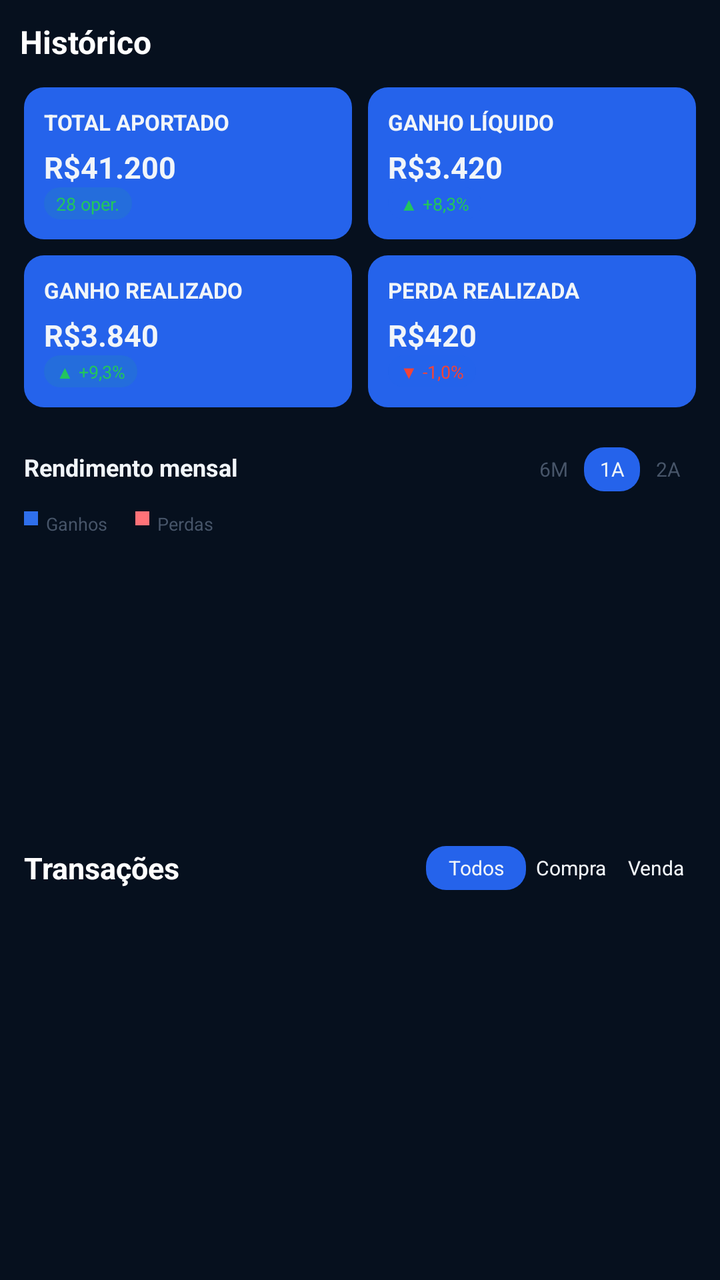
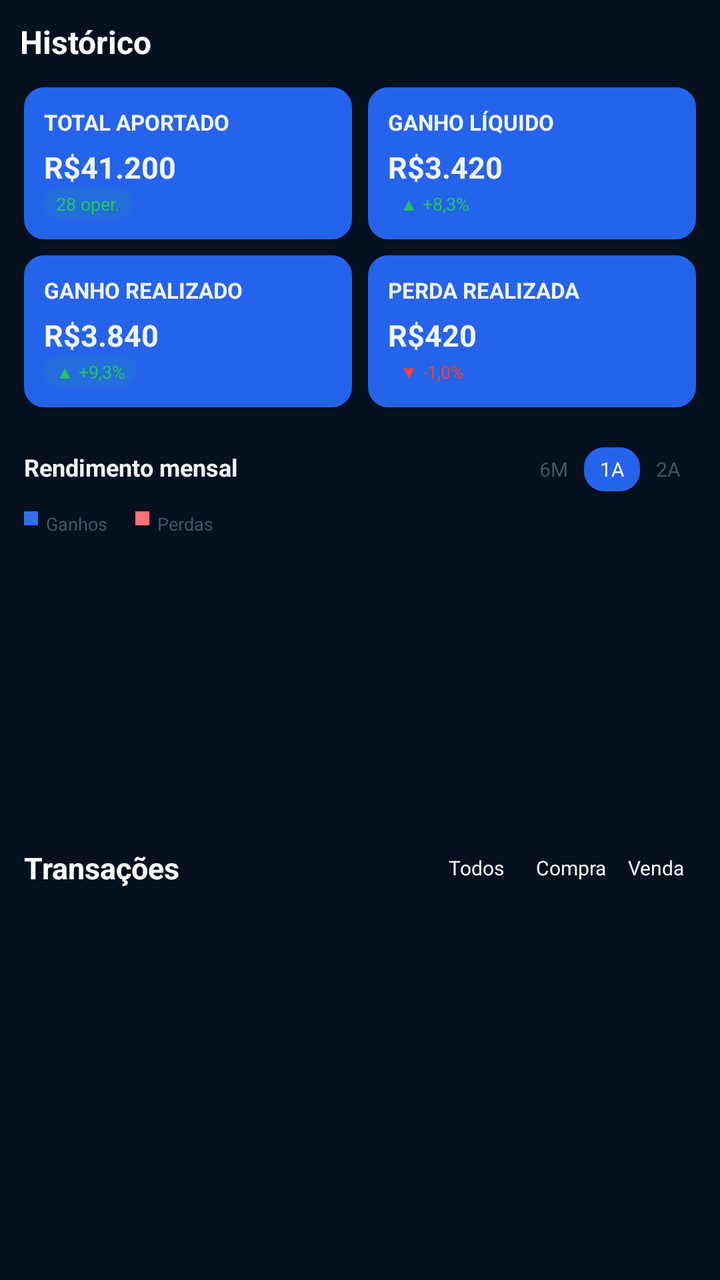

The first picture is an Android layout as it rendered before a commit; the second is the same layout after the commit. The layout source and the unified diff follow.
<!-- AndroidManifest.xml: application theme Theme.AccurancyMobileApp -->
<!-- res/layout/fragment_historic.xml -->
<?xml version="1.0" encoding="utf-8"?>
<FrameLayout
    xmlns:android="http://schemas.android.com/apk/res/android"
    xmlns:tools="http://schemas.android.com/tools"
    xmlns:app="http://schemas.android.com/apk/res-auto"
    android:layout_width="match_parent"
    android:layout_height="match_parent"
    android:background="@color/bg_deep"
    tools:context=".fragments.HistoricFragment">

    <androidx.core.widget.NestedScrollView
        android:layout_width="match_parent"
        android:layout_height="match_parent"
        android:fillViewport="true"
        android:scrollbars="none">

        <LinearLayout
            android:layout_width="match_parent"
            android:layout_height="wrap_content"
            android:orientation="vertical"
            android:paddingBottom="24dp">


            

            <LinearLayout
                android:layout_width="match_parent"
                android:layout_height="wrap_content"
                android:gravity="center_vertical"
                android:orientation="horizontal"
                android:layout_marginTop="10dp">

                <TextView
                    android:layout_width="0dp"
                    android:layout_height="wrap_content"
                    android:layout_marginStart="10dp"
                    android:layout_weight="1"
                    android:text="Histórico"
                    android:textColor="#FFFFFF"
                    android:textSize="16sp"
                    android:textStyle="bold" />

            </LinearLayout>


            

            <LinearLayout
                android:layout_width="match_parent"
                android:layout_height="wrap_content"
                android:layout_marginTop="12dp"
                android:orientation="horizontal"
                android:layout_marginHorizontal="12dp">

                
                <LinearLayout
                    android:layout_width="0dp"
                    android:layout_height="76dp"
                    android:layout_marginEnd="4dp"
                    android:layout_weight="1"
                    android:background="@drawable/bg_btn_primary"
                    android:orientation="vertical"
                    android:padding="10dp">

                    <TextView
                        android:layout_width="wrap_content"
                        android:layout_height="wrap_content"
                        android:text="TOTAL APORTADO"
                        android:textColor="@color/text_primary"
                        android:textSize="11sp"
                        android:textStyle="bold" />

                    <TextView
                        android:layout_width="wrap_content"
                        android:layout_height="wrap_content"
                        android:layout_marginTop="5dp"
                        android:text="R$41.200"
                        android:textColor="@color/text_primary"
                        android:textSize="15sp"
                        android:textStyle="bold" />

                    <TextView
                        android:layout_width="wrap_content"
                        android:layout_height="wrap_content"
                        android:background="@drawable/bg_tag_positivo"
                        android:paddingStart="6dp"
                        android:paddingTop="2dp"
                        android:paddingEnd="6dp"
                        android:paddingBottom="2dp"
                        android:text="28 oper."
                        android:textColor="@color/green_positive"
                        android:textSize="9sp" />

                </LinearLayout>

                
                <LinearLayout
                    android:layout_width="0dp"
                    android:layout_height="76dp"
                    android:layout_marginStart="4dp"
                    android:layout_weight="1"
                    android:background="@drawable/bg_btn_primary"
                    android:orientation="vertical"
                    android:padding="10dp">

                    <TextView
                        android:layout_width="wrap_content"
                        android:layout_height="wrap_content"
                        android:text="GANHO LÍQUIDO"
                        android:textColor="@color/text_primary"
                        android:textSize="11sp"
                        android:textStyle="bold" />

                    <TextView
                        android:layout_width="wrap_content"
                        android:layout_height="wrap_content"
                        android:layout_marginTop="5dp"
                        android:text="R$3.420"
                        android:textColor="@color/text_primary"
                        android:textSize="15sp"
                        android:textStyle="bold" />

                    <TextView
                        android:layout_width="wrap_content"
                        android:layout_height="wrap_content"
                        android:background="@drawable/bg_btn_primary"
                        android:paddingStart="6dp"
                        android:paddingTop="2dp"
                        android:paddingEnd="6dp"
                        android:paddingBottom="2dp"
                        android:text="▲ +8,3%"
                        android:textColor="@color/green_positive"
                        android:textSize="9sp" />

                </LinearLayout>

            </LinearLayout>


            

            <LinearLayout
                android:layout_width="match_parent"
                android:layout_height="wrap_content"
                android:layout_marginTop="8dp"
                android:orientation="horizontal"
                android:layout_marginHorizontal="12dp">

                
                <LinearLayout
                    android:layout_width="0dp"
                    android:layout_height="76dp"
                    android:layout_marginEnd="4dp"
                    android:layout_weight="1"
                    android:background="@drawable/bg_btn_primary"
                    android:orientation="vertical"
                    android:padding="10dp">

                    <TextView
                        android:layout_width="wrap_content"
                        android:layout_height="wrap_content"
                        android:text="GANHO REALIZADO"
                        android:textColor="@color/text_primary"
                        android:textSize="11sp"
                        android:textStyle="bold" />

                    <TextView
                        android:layout_width="wrap_content"
                        android:layout_height="wrap_content"
                        android:layout_marginTop="5dp"
                        android:text="R$3.840"
                        android:textColor="@color/text_primary"
                        android:textSize="15sp"
                        android:textStyle="bold" />

                    <TextView
                        android:layout_width="wrap_content"
                        android:layout_height="wrap_content"
                        android:background="@drawable/bg_tag_positivo"
                        android:paddingStart="6dp"
                        android:paddingTop="2dp"
                        android:paddingEnd="6dp"
                        android:paddingBottom="2dp"
                        android:text="▲ +9,3%"
                        android:textColor="@color/green_positive"
                        android:textSize="9sp" />

                </LinearLayout>


                
                <LinearLayout
                    android:layout_width="0dp"
                    android:layout_height="76dp"
                    android:layout_marginStart="4dp"
                    android:layout_weight="1"
                    android:background="@drawable/bg_btn_primary"
                    android:orientation="vertical"
                    android:padding="10dp">

                    <TextView
                        android:layout_width="wrap_content"
                        android:layout_height="wrap_content"
                        android:text="PERDA REALIZADA"
                        android:textColor="@color/text_primary"
                        android:textSize="11sp"
                        android:textStyle="bold" />

                    <TextView
                        android:layout_width="wrap_content"
                        android:layout_height="wrap_content"
                        android:layout_marginTop="5dp"
                        android:text="R$420"
                        android:textColor="@color/text_primary"
                        android:textSize="15sp"
                        android:textStyle="bold" />

                    <TextView
                        android:layout_width="wrap_content"
                        android:layout_height="wrap_content"
                        android:background="@drawable/bg_tag_info"
                        android:paddingStart="6dp"
                        android:paddingTop="2dp"
                        android:paddingEnd="6dp"
                        android:paddingBottom="2dp"
                        android:text="▼ -1,0%"
                        android:textColor="@color/red_negative"
                        android:textSize="9sp" />

                </LinearLayout>

            </LinearLayout>


            

            <LinearLayout
                android:layout_width="match_parent"
                android:layout_height="wrap_content"
                android:layout_marginTop="20dp"
                android:orientation="horizontal"
                android:layout_marginHorizontal="12dp">

                <TextView
                    android:layout_width="0dp"
                    android:layout_height="wrap_content"
                    android:layout_weight="1"
                    android:text="Rendimento mensal"
                    android:textColor="@color/text_primary"
                    android:textSize="12sp"
                    android:textStyle="bold" />

                <TextView
                    android:layout_width="wrap_content"
                    android:layout_height="wrap_content"
                    android:text="6M"
                    android:textColor="@color/text_secondary"
                    android:textSize="10sp" />

                <TextView
                    android:layout_width="28dp"
                    android:layout_height="22dp"
                    android:layout_marginStart="8dp"
                    android:background="@drawable/bg_btn_primary"
                    android:gravity="center"
                    android:text="1A"
                    android:textColor="@color/text_primary"
                    android:textSize="10sp" />

                <TextView
                    android:layout_width="28dp"
                    android:layout_height="22dp"
                    android:gravity="center"
                    android:text="2A"
                    android:textColor="@color/text_secondary"
                    android:textSize="10sp" />

            </LinearLayout>


            
            <LinearLayout
                android:layout_width="match_parent"
                android:layout_height="wrap_content"
                android:layout_marginTop="10dp"
                android:orientation="horizontal"
                android:layout_marginHorizontal="12dp">

                <View
                    android:layout_width="7dp"
                    android:layout_height="7dp"
                    android:background="#2F6FEB" />

                <TextView
                    android:layout_width="wrap_content"
                    android:layout_height="wrap_content"
                    android:layout_marginStart="4dp"
                    android:text="Ganhos"
                    android:textColor="@color/text_secondary"
                    android:textSize="9sp" />

                <View
                    android:layout_width="7dp"
                    android:layout_height="7dp"
                    android:layout_marginStart="14dp"
                    android:background="#FF7278" />

                <TextView
                    android:layout_width="wrap_content"
                    android:layout_height="wrap_content"
                    android:layout_marginStart="4dp"
                    android:text="Perdas"
                    android:textColor="@color/text_secondary"
                    android:textSize="9sp" />

            </LinearLayout>


            
            <FrameLayout
                android:layout_width="match_parent"
                android:layout_height="150dp"
                android:layout_marginTop="5dp" />


            
            <LinearLayout
                android:layout_width="match_parent"
                android:layout_height="wrap_content"
                android:gravity="center_vertical"
                android:orientation="horizontal"
                android:layout_marginHorizontal="12dp">

                <TextView
                    android:layout_width="0dp"
                    android:layout_height="wrap_content"
                    android:layout_weight="1"
                    android:text="Transações"
                    android:textColor="#FFFFFF"
                    android:textSize="15sp"
                    android:textStyle="bold" />

                <TextView
                    android:layout_width="50dp"
                    android:layout_height="22dp"
                    android:background="@drawable/bg_btn_primary"
                    android:gravity="center"
                    android:text="Todos"
                    android:textColor="@color/text_primary"
                    android:textSize="10sp" />

                <TextView
                    android:layout_width="45dp"
                    android:layout_height="22dp"
                    android:gravity="center"
                    android:text="Compra"
                    android:textColor="@color/text_primary"
                    android:textSize="10sp" />

                <TextView
                    android:layout_width="40dp"
                    android:layout_height="22dp"
                    android:gravity="center"
                    android:text="Venda"
                    android:textColor="@color/text_primary"
                    android:textSize="10sp" />

            </LinearLayout>


            <androidx.recyclerview.widget.RecyclerView
                android:id="@+id/recyclerHistorico"
                android:layout_width="match_parent"
                android:layout_height="287dp"
                android:nestedScrollingEnabled="true"
                android:paddingHorizontal="16dp"
                tools:itemCount="8"
                tools:listitem="@layout/item_investiment" />

        </LinearLayout>

    </androidx.core.widget.NestedScrollView>

</FrameLayout>
<!-- res/layout/item_investiment.xml (included above) -->
<?xml version="1.0" encoding="utf-8"?>
<LinearLayout xmlns:android="http://schemas.android.com/apk/res/android"
    android:layout_width="match_parent"
    android:layout_height="wrap_content"
    xmlns:tools="http://schemas.android.com/tools"
    android:orientation="horizontal"
    android:gravity="center_vertical"
    android:background="?attr/selectableItemBackground"
    android:paddingVertical="10dp">

    
    <TextView
        android:id="@+id/txtIconAtivo"
        android:layout_width="44dp"
        android:layout_height="44dp"
        android:layout_marginEnd="12dp"
        android:background="@drawable/bg_icon_circle"
        android:gravity="center"
        android:text="B"
        android:textColor="@android:color/white"
        android:textStyle="bold"
        tools:ignore="HardcodedText" />
    
    <LinearLayout
        android:layout_width="0dp"
        android:layout_height="wrap_content"
        android:layout_weight="1"
        android:orientation="vertical">

        <TextView
            android:id="@+id/txtNomeAtivo"
            android:layout_width="wrap_content"
            android:layout_height="wrap_content"
            android:text="Bitcoin"
            android:textColor="@color/text_primary"
            android:textSize="15sp"
            android:textStyle="bold"/>
        
        <TextView
            android:id="@+id/txtSubtituloAtivo"
            android:layout_width="wrap_content"
            android:layout_height="wrap_content"
            android:text="Qualquer coisa"
            android:layout_marginTop="2dp"
            android:textColor="@color/text_secondary"
            android:textSize="12sp"/>

    </LinearLayout>
    
    <LinearLayout
        android:layout_width="wrap_content"
        android:layout_height="wrap_content"
        android:orientation="vertical"
        android:gravity="end">
        
        <TextView
            android:id="@+id/txtValorAtivo"
            android:layout_width="wrap_content"
            android:layout_height="wrap_content"
            android:text="R$ 99999"
            android:textColor="@color/text_primary"
            android:textSize="15sp"
            android:textStyle="bold"/>

        <TextView
            android:id="@+id/txtVariacaoAtivo"
            android:layout_width="wrap_content"
            android:layout_height="wrap_content"
            android:layout_marginTop="2dp"
            android:text="▲ +18,4%"
            android:textColor="@color/green_positive"
            android:textSize="12sp"
            android:textStyle="bold"/>

    </LinearLayout>
</LinearLayout>
<!-- resources referenced by this layout -->
<resources>
  <color name="bg_deep">#FF06101E</color>
  <color name="green_positive">#22C55E</color>
  <color name="red_negative">#F44336</color>
  <color name="text_primary">#FFF1F5F9</color>
  <color name="text_secondary">#FF475569</color>
  <!-- drawable bg_btn_primary (drawable) -->
  <?xml version="1.0" encoding="utf-8"?>
  <selector xmlns:android="http://schemas.android.com/apk/res/android">
      
      <item android:state_pressed="true">
          <shape android:shape="rectangle">
              <solid android:color="#1D4ED8" />
              <corners android:radius="10dp" />
          </shape>
      </item>
      
      <item>
          <shape android:shape="rectangle">
              <solid android:color="@color/btn_primary" />
              <corners android:radius="10dp" />
          </shape>
      </item>
  </selector>
  <!-- drawable bg_icon_circle (drawable) -->
  <?xml version="1.0" encoding="utf-8"?>
  <shape xmlns:android="http://schemas.android.com/apk/res/android"
      android:shape="oval">
      <solid android:color="@color/primary_blue" />
  </shape>
  <!-- drawable bg_tag_info (drawable) -->
  <?xml version="1.0" encoding="utf-8"?>
  <shape xmlns:android="http://schemas.android.com/apk/res/android"
      android:shape="rectangle">
      <solid android:color="#1A2563EB" />
      <corners android:radius="20dp" />
  </shape>
  <!-- drawable bg_tag_positivo (drawable) -->
  <?xml version="1.0" encoding="utf-8"?>
  <shape xmlns:android="http://schemas.android.com/apk/res/android"
      android:shape="rectangle">
      <solid android:color="#1A22C55E" />
      <corners android:radius="20dp" />
  </shape>
  <style name="Theme.AccurancyMobileApp" parent="Base.Theme.AccurancyMobileApp" />
  <color name="btn_primary">#2563EB</color>
  <color name="primary_blue">#FF2563EB</color>
  <style name="Base.Theme.AccurancyMobileApp" parent="Theme.Material3.DayNight.NoActionBar">
          
          
      </style>
</resources>

<!-- the commit's change to res/layout/fragment_historic.xml (unified diff, before → after) -->
@@ -341,15 +341,16 @@
                     android:textStyle="bold" />
 
                 <TextView
+                    android:id="@+id/btnTodos"
                     android:layout_width="50dp"
                     android:layout_height="22dp"
-                    android:background="@drawable/bg_btn_primary"
                     android:gravity="center"
                     android:text="Todos"
                     android:textColor="@color/text_primary"
                     android:textSize="10sp" />
 
                 <TextView
+                    android:id="@+id/btnCompra"
                     android:layout_width="45dp"
                     android:layout_height="22dp"
                     android:gravity="center"
@@ -358,6 +359,7 @@
                     android:textSize="10sp" />
 
                 <TextView
+                    android:id="@+id/btnVenda"
                     android:layout_width="40dp"
                     android:layout_height="22dp"
                     android:gravity="center"
